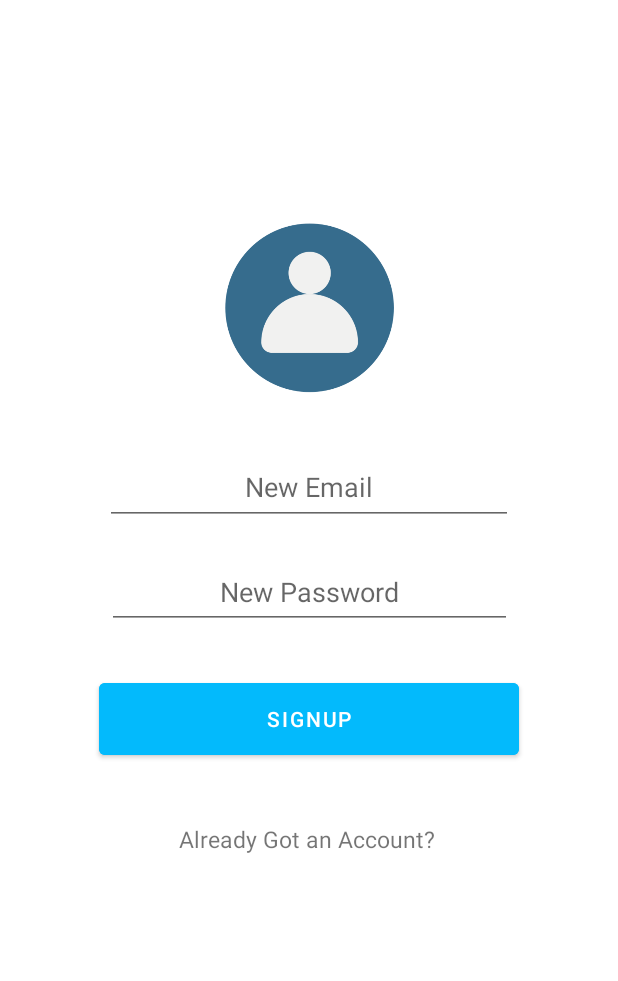
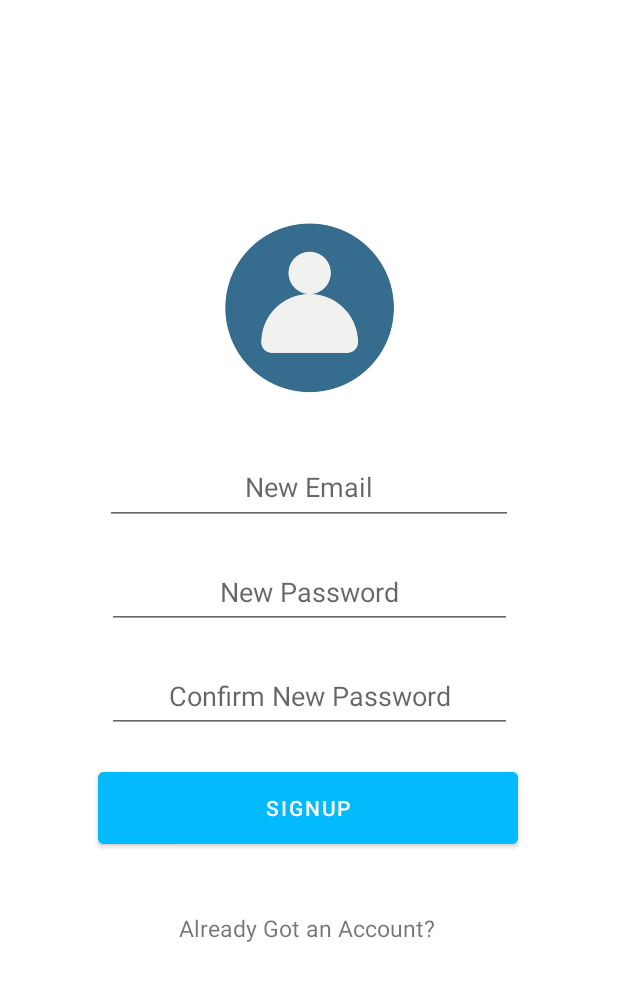
Before and after one commit to ItsTender/CarSLN, an Android app: the screen it shows after launch (MainActivity), after a tap on "Don't Have an Account?", on a phone screen of 412 x 824 dp. Shown: the top 981 px of the screen. Run offline under Robolectric (Android 15) with nearby library versions, the phone set to English and light mode, and no system bars; our stand-ins replace Firebase (no records; nobody signed in at launch, a user with empty details on screens opened directly).

```diff
--- a/app/src/main/java/com/tawfeeq/carsln/AddCarFragment.java
+++ b/app/src/main/java/com/tawfeeq/carsln/AddCarFragment.java
@@ -151,6 +151,7 @@ public class AddCarFragment extends Fragment {
 
                 if(fbs.getSelectedImageURL()==null) photo ="";
                 else photo = fbs.getSelectedImageURL().toString()+".jpg";
+                // Sell Lend; True=Sell the Car, False=Lend the Car.
                 Cars Add = new Cars(true,fbs.getAuth().getCurrentUser().getEmail(),Man,Mod,power,price,Yahr,transm,KM,userhands,phonenum,photo);
                 FirebaseFirestore db= fbs.getStore();
                 db.collection("MarketPlace").add(Add).addOnSuccessListener(new OnSuccessListener<DocumentReference>() {
--- a/app/src/main/java/com/tawfeeq/carsln/MainActivity.java
+++ b/app/src/main/java/com/tawfeeq/carsln/MainActivity.java
@@ -105,4 +105,6 @@ public class MainActivity extends AppCompatActivity {
         return bnv;
     }
 
+
+
 }
--- a/app/src/main/java/com/tawfeeq/carsln/SignUpFragment.java
+++ b/app/src/main/java/com/tawfeeq/carsln/SignUpFragment.java
@@ -26,8 +26,8 @@ import com.google.firebase.auth.AuthResult;
 public class SignUpFragment extends Fragment {
 
     FireBaseServices fbs;
-    Button btnSign;
-    EditText etEmail, etPassword;
+    Button btnSignUp;
+    EditText etEmail, etPassword, etConfirm;
     TextView etLog;
 
     // TODO: Rename parameter arguments, choose names that match
@@ -84,7 +84,8 @@ public class SignUpFragment extends Fragment {
         fbs =FireBaseServices.getInstance();
         etEmail = getView().findViewById(R.id.etEmailSignup);
         etPassword = getView().findViewById(R.id.etPasswordSignup);
-        btnSign = getView().findViewById(R.id.btnLogOut);
+        etConfirm = getView().findViewById(R.id.etPasswordSignupConfirm);
+        btnSignUp = getView().findViewById(R.id.btnSignUp);
         etLog = getView().findViewById(R.id.tvSignin);
 
 
@@ -95,31 +96,32 @@ public class SignUpFragment extends Fragment {
             }
         });
 
-        btnSign.setOnClickListener(new View.OnClickListener() {
+        btnSignUp.setOnClickListener(new View.OnClickListener() {
             @Override
             public void onClick(View view) {
                 String username = etEmail.getText().toString();
                 String pass = etPassword.getText().toString();
-                if (username.trim().isEmpty() || pass.trim().isEmpty()) {
+                String confirm = etConfirm.getText().toString();
+                if (username.trim().isEmpty() || pass.trim().isEmpty() || confirm.trim().isEmpty()) {
                     Toast.makeText(getActivity(), "Some Field Are Missing", Toast.LENGTH_SHORT).show();
                     return;
                 }
 
+                if(pass.contains(confirm)) {
                     fbs.getAuth().createUserWithEmailAndPassword(username, pass).addOnCompleteListener(getActivity(), new OnCompleteListener<AuthResult>() {
                         @Override
                         public void onComplete(@NonNull Task<AuthResult> task) {
-                        if(task.isSuccessful())
-                        {
+                            if (task.isSuccessful()) {
                                 Toast.makeText(getActivity(), "Sign Up Successful", Toast.LENGTH_SHORT).show();
-                            LogIn(username,pass);
-                        }
-                        else
-                        {
+                                LogIn(username, pass);
+                            } else {
                                 Toast.makeText(getActivity(), "Sign Up Failed", Toast.LENGTH_SHORT).show();
                             }
                         }
                     });
-
+                } else {
+                    Toast.makeText(getActivity(), "Password Credentials Do Not Match", Toast.LENGTH_SHORT).show();
+                }
             }
         });
     }
@@ -138,8 +140,9 @@ public class SignUpFragment extends Fragment {
             public void onComplete(@NonNull Task<AuthResult> task) {
                 if (task.isSuccessful()) {
                     Toast.makeText(getActivity(), "Welcome", Toast.LENGTH_LONG).show();
+                    setNavigationBarVisible();
+                    setNavigationBarCarsMarket();
                     GoToFragmentCars();
-                    setNavigationBarVisible();
                 } else {
                     Toast.makeText(getActivity(), "Log In Failed", Toast.LENGTH_SHORT).show();
                 }
@@ -158,4 +161,8 @@ public class SignUpFragment extends Fragment {
     private void setNavigationBarVisible() {
         ((MainActivity) getActivity()).getBottomNavigationView().setVisibility(View.VISIBLE);
     }
+
+    private void setNavigationBarCarsMarket() {
+        ((MainActivity) getActivity()).getBottomNavigationView().setSelectedItemId(R.id.market);
     }
+}
--- a/app/src/main/java/com/tawfeeq/carsln/UserListingsFragment.java
+++ b/app/src/main/java/com/tawfeeq/carsln/UserListingsFragment.java
@@ -85,6 +85,7 @@ public class UserListingsFragment extends Fragment {
         fbs=FireBaseServices.getInstance();
         rcListings= getView().findViewById(R.id.RCListings);
 
+
         lst=new ArrayList<Cars>();
 
         fbs.getStore().collection("MarketPlace").get().addOnSuccessListener(new OnSuccessListener<QuerySnapshot>() {
@@ -95,9 +96,8 @@ public class UserListingsFragment extends Fragment {
                     Cars car = dataSnapshot.toObject(Cars.class);
                     car.setCarPhoto(dataSnapshot.getString("photo"));
                     car.setPhone(dataSnapshot.getString("phone"));
-                    if(car.getManufacturer().contains("Mercedes")&&car.getModel().contains("A45")) {
-                        String str= "tawfeeqshahoud@gmail.com";
-                            if(str.contains(car.getEmail())) lst.add(car);
+                    if(car.getEmail().equals(fbs.getAuth().getCurrentUser().getEmail())) {
+                        lst.add(car);
                     }
                 }
                 SettingFrame();
--- a/app/src/main/res/layout/activity_main.xml
+++ b/app/src/main/res/layout/activity_main.xml
@@ -17,7 +17,6 @@
         android:layout_height="69dp"
         android:layout_alignParentBottom="true"
         app:menu="@menu/menu_nav"
-        app:itemActiveIndicatorStyle="@color/Blue700"
         app:itemRippleColor="@color/white"
         app:backgroundTint="@color/black"
         app:itemIconTint="@color/white"
--- a/app/src/main/res/layout/fragment_log_in.xml
+++ b/app/src/main/res/layout/fragment_log_in.xml
@@ -48,7 +48,7 @@
             android:layout_width="280dp"
             android:layout_height="60dp"
             android:layout_marginStart="65dp"
-            android:layout_marginTop="30dp"
+            android:layout_marginTop="20dp"
             android:layout_marginEnd="66dp"
             android:backgroundTint="@color/Blue700"
             android:text="LOGIN"
--- a/app/src/main/res/layout/fragment_sign_up.xml
+++ b/app/src/main/res/layout/fragment_sign_up.xml
@@ -32,29 +32,44 @@
             android:layout_width="270dp"
             android:layout_height="49dp"
             android:layout_marginStart="70dp"
+            android:layout_marginTop="20dp"
             android:layout_marginEnd="70dp"
-            android:layout_marginBottom="30dp"
             android:ems="10"
+            android:gravity="center"
             android:hint="New Password"
-            android:gravity="center"
             android:inputType="textPassword"
-            app:layout_constraintBottom_toTopOf="@+id/btnLogOut"
             app:layout_constraintEnd_toEndOf="parent"
             app:layout_constraintStart_toStartOf="parent"
             app:layout_constraintTop_toBottomOf="@+id/etEmailSignup" />
 
+        <EditText
+            android:id="@+id/etPasswordSignupConfirm"
+            android:layout_width="270dp"
+            android:layout_height="49dp"
+            android:layout_marginStart="70dp"
+            android:layout_marginTop="20dp"
+            android:layout_marginEnd="70dp"
+            android:ems="10"
+            android:gravity="center"
+            android:hint="Confirm New Password"
+            android:inputType="textPassword"
+            app:layout_constraintEnd_toEndOf="parent"
+            app:layout_constraintStart_toStartOf="parent"
+            app:layout_constraintTop_toBottomOf="@+id/etPasswordSignup" />
+
         <Button
-            android:id="@+id/btnLogOut"
+            android:id="@+id/btnSignUp"
             android:layout_width="280dp"
             android:layout_height="60dp"
             android:layout_marginStart="65dp"
-            android:layout_marginTop="30dp"
+            android:layout_marginTop="20dp"
             android:layout_marginEnd="66dp"
             android:backgroundTint="@color/Blue700"
             android:text="SIGNUP"
             app:layout_constraintEnd_toEndOf="parent"
+            app:layout_constraintHorizontal_bias="0.0"
             app:layout_constraintStart_toStartOf="parent"
-            app:layout_constraintTop_toBottomOf="@+id/etPasswordSignup" />
+            app:layout_constraintTop_toBottomOf="@+id/etPasswordSignupConfirm" />
 
         <ImageView
             android:id="@+id/imageView2"
@@ -81,7 +96,7 @@
             android:fontFamily="sans-serif"
             app:layout_constraintEnd_toEndOf="parent"
             app:layout_constraintStart_toStartOf="parent"
-            app:layout_constraintTop_toBottomOf="@+id/btnLogOut" />
+            app:layout_constraintTop_toBottomOf="@+id/btnSignUp" />
 
         <TextView
             android:id="@+id/tv"
```
Also changed, not shown: app/src/main/java/com/tawfeeq/carsln/LogInFragment.java (+6 -1 lines), app/src/main/java/com/tawfeeq/carsln/ProfileFragment.java (+6 -5 lines), app/src/main/java/com/tawfeeq/carsln/SearchFragment.java (+6 -1 lines), app/src/main/res/layout/fragment_add_car.xml (+16 -8 lines), app/src/main/res/layout/fragment_profile.xml (+8 -20 lines). Lines whose indentation alone changed are shown as unchanged.
